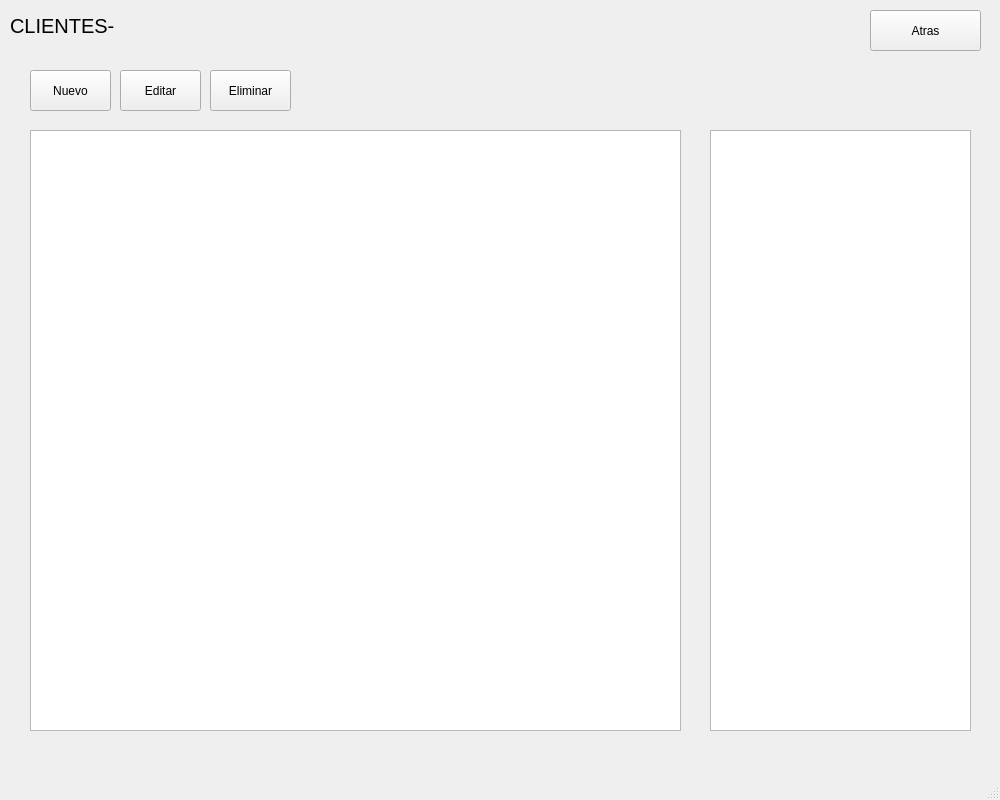
First picture: the form in src/view/cliente.ui, repository joab-escolar/tp-final-practicas2, before the edit.
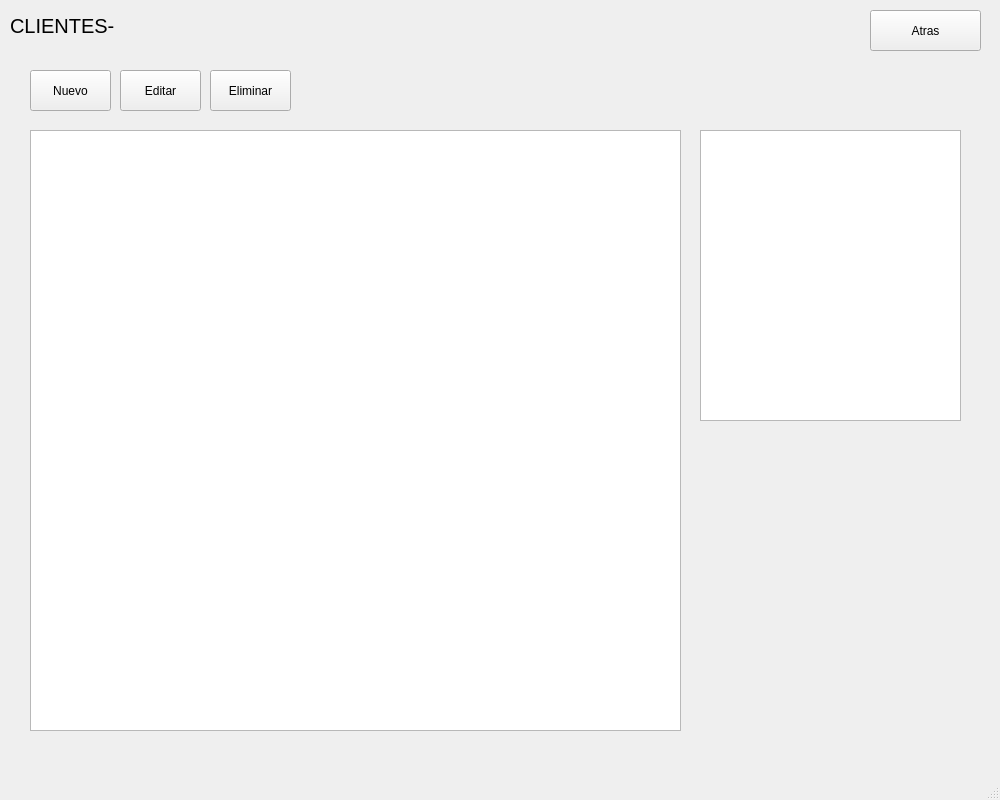
Second picture: the form after the edit.

Commit message: ADD estadistica modulo clientes

What changed in the file:
```diff
--- a/src/view/cliente.ui
+++ b/src/view/cliente.ui
@@ -124,13 +124,67 @@
      </rect>
     </property>
    </widget>
-   <widget class="QListView" name="list_estadistica">
+   <widget class="QLabel" name="lbl_total_clients">
     <property name="geometry">
      <rect>
-      <x>710</x>
+      <x>700</x>
+      <y>460</y>
+      <width>251</width>
+      <height>31</height>
+     </rect>
+    </property>
+    <property name="font">
+     <font>
+      <pointsize>13</pointsize>
+     </font>
+    </property>
+    <property name="text">
+     <string/>
+    </property>
+   </widget>
+   <widget class="QLabel" name="lbl_total_active_clients">
+    <property name="geometry">
+     <rect>
+      <x>700</x>
+      <y>500</y>
+      <width>251</width>
+      <height>31</height>
+     </rect>
+    </property>
+    <property name="font">
+     <font>
+      <pointsize>13</pointsize>
+     </font>
+    </property>
+    <property name="text">
+     <string/>
+    </property>
+   </widget>
+   <widget class="QLabel" name="lbl_total_inactive_clients">
+    <property name="geometry">
+     <rect>
+      <x>700</x>
+      <y>540</y>
+      <width>251</width>
+      <height>31</height>
+     </rect>
+    </property>
+    <property name="font">
+     <font>
+      <pointsize>13</pointsize>
+     </font>
+    </property>
+    <property name="text">
+     <string/>
+    </property>
+   </widget>
+   <widget class="QListWidget" name="list_estadistica">
+    <property name="geometry">
+     <rect>
+      <x>700</x>
       <y>130</y>
       <width>261</width>
-      <height>601</height>
+      <height>291</height>
      </rect>
     </property>
    </widget>
```
The commit also changes 5 other files.
